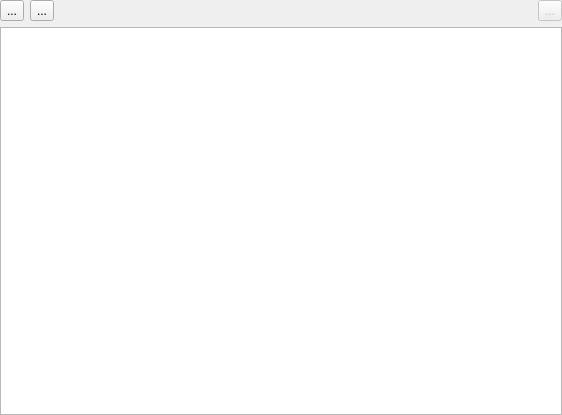
Qt form src/ui/qgsdigitizingguidewidget.ui (3nids/QGIS) before a commit.
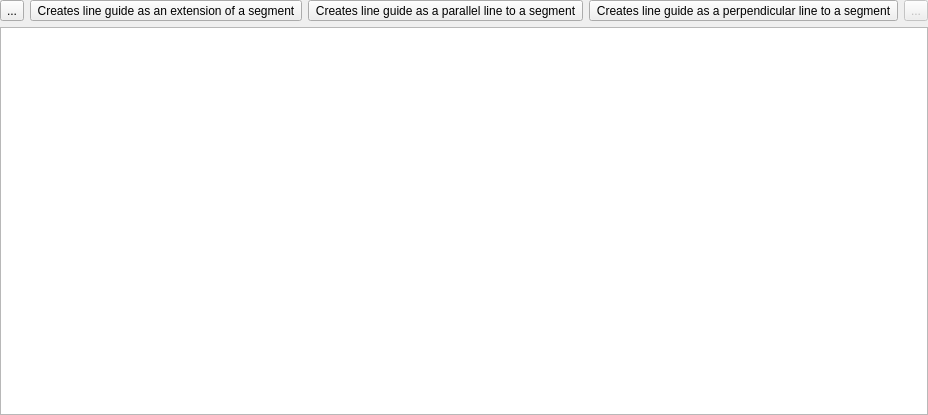
The same form after that commit. Icons and pictures are not drawn.

The edit to the form file:
```diff
--- a/src/ui/qgsdigitizingguidewidget.ui
+++ b/src/ui/qgsdigitizingguidewidget.ui
@@ -45,7 +45,7 @@
      <item>
       <widget class="QToolButton" name="mLineExtensionButton">
        <property name="text">
-        <string>...</string>
+        <string>Creates line guide as an extension of a segment</string>
        </property>
        <property name="icon">
         <iconset resource="../../images/images.qrc">
@@ -53,6 +53,28 @@
        </property>
       </widget>
      </item>
+     <item>
+      <widget class="QToolButton" name="mLineParallelButton">
+       <property name="text">
+        <string>Creates line guide as a parallel line to a segment</string>
+       </property>
+       <property name="icon">
+        <iconset resource="../../images/images.qrc">
+         <normaloff>:/images/themes/default/mActionGuideLineParallel.svg</normaloff>:/images/themes/default/mActionGuideLineParallel.svg</iconset>
+       </property>
+      </widget>
+     </item>
+     <item>
+      <widget class="QToolButton" name="mLinePerpendicularButton">
+       <property name="text">
+        <string>Creates line guide as a perpendicular line to a segment</string>
+       </property>
+       <property name="icon">
+        <iconset resource="../../images/images.qrc">
+         <normaloff>:/images/themes/default/mActionGuideLinePerpendicular.svg</normaloff>:/images/themes/default/mActionGuideLinePerpendicular.svg</iconset>
+       </property>
+      </widget>
+     </item>
      <item>
       <spacer name="horizontalSpacer">
        <property name="orientation">
```
Left out of the diff: 2 changed lines with no effect on the pictures.
